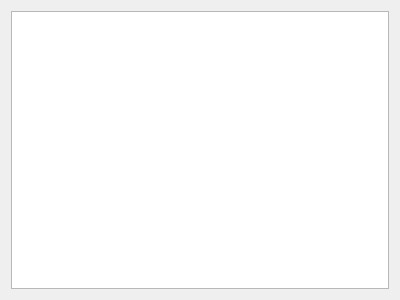
Old version of the form src/aboutform.ui in the repository lacriment/Hayyam.
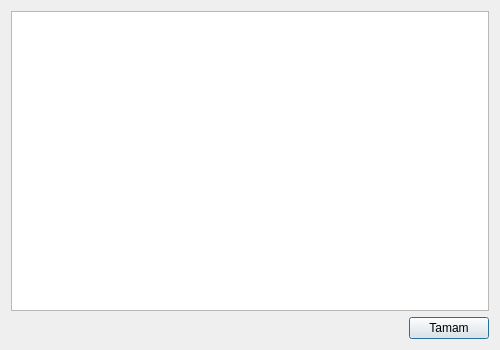
New version of the form.

Commit message: AboutForm text source configured

The edit to the form file:
```diff
--- a/src/aboutform.ui
+++ b/src/aboutform.ui
@@ -6,27 +6,33 @@
    <rect>
     <x>0</x>
     <y>0</y>
-    <width>400</width>
-    <height>300</height>
+    <width>500</width>
+    <height>350</height>
    </rect>
   </property>
   <property name="windowTitle">
    <string>Hakkında</string>
   </property>
+  <property name="layoutDirection">
+   <enum>Qt::RightToLeft</enum>
+  </property>
   <property name="sizeGripEnabled">
    <bool>false</bool>
   </property>
   <layout class="QGridLayout" name="gridLayout">
    <item row="0" column="0">
-    <widget class="QPlainTextEdit" name="plainTextEdit">
-     <property name="font">
-      <font>
-       <family>Lucida Sans</family>
-       <pointsize>10</pointsize>
-      </font>
+    <widget class="QTextEdit" name="txt_about"/>
+   </item>
+   <item row="2" column="0">
+    <widget class="QPushButton" name="pushButton">
+     <property name="sizePolicy">
+      <sizepolicy hsizetype="Fixed" vsizetype="Fixed">
+       <horstretch>0</horstretch>
+       <verstretch>0</verstretch>
+      </sizepolicy>
      </property>
-     <property name="plainText">
-      <string/>
+     <property name="text">
+      <string>Tamam</string>
      </property>
     </widget>
    </item>
```
The commit also changes 3 other files.
